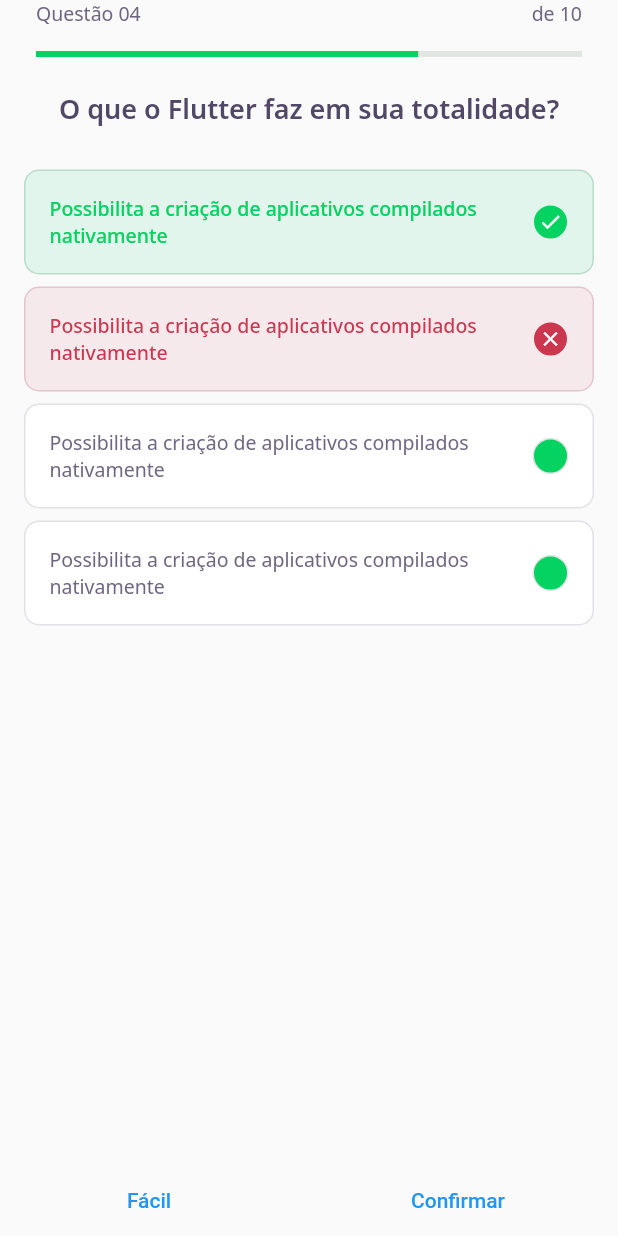
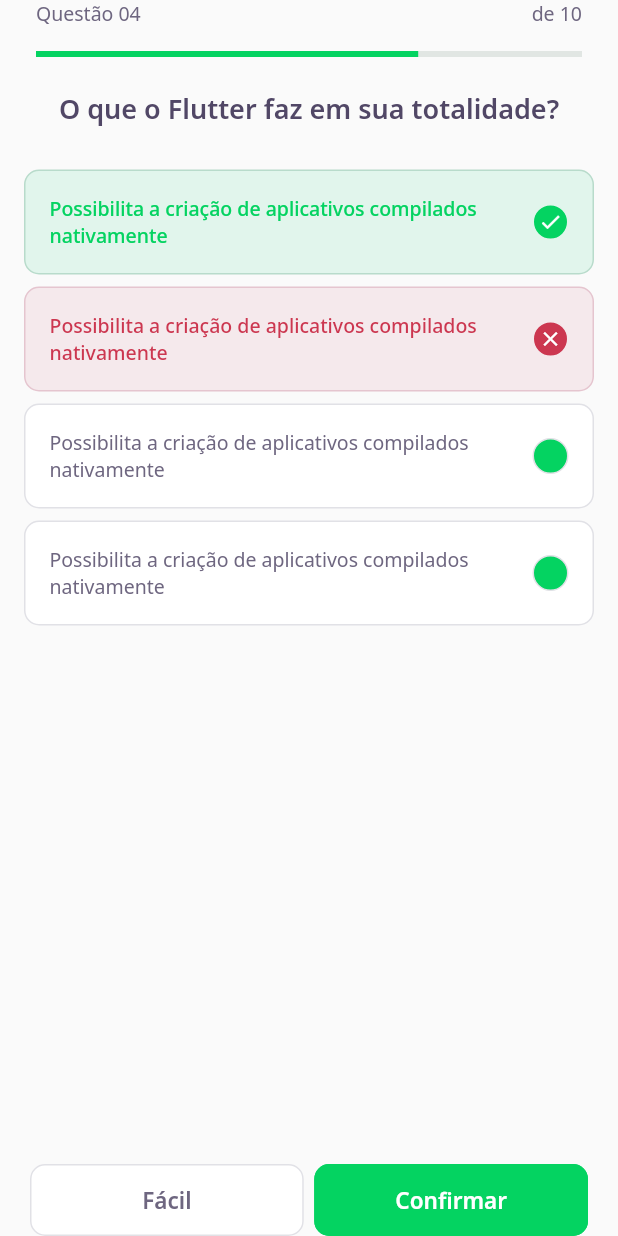
Before and after one commit to otaviohenrique1/nlw05, a Flutter app: the screen it shows after launch, on a phone screen of 412 x 824 dp. Run offline on Flutter 3.47's test engine with Material 2 defaults, Android fonts, the phone set to English and light mode, and no system bars; our stand-ins replace google_fonts; accounts and stored records are empty.

Commit message:
Commit 10 dos arquivos

```diff
--- a/devquiz/lib/challenge/challenge_page.dart
+++ b/devquiz/lib/challenge/challenge_page.dart
@@ -24,12 +24,28 @@
       ),
       bottomNavigationBar: SafeArea(
         bottom: true,
-        child: Row(
-          mainAxisAlignment: MainAxisAlignment.spaceAround,
-          children: [
-            NextButtonWidget(label: "Fácil"),
-            NextButtonWidget(label: "Confirmar"),
-          ],
+        child: Padding(
+          padding: const EdgeInsets.symmetric(
+            horizontal: 20,
+          ),
+          child: Row(
+            mainAxisAlignment: MainAxisAlignment.spaceAround,
+            children: [
+              Expanded(
+                child: NextButtonWidget.white(
+                  label: "Fácil",
+                ),
+              ),
+              SizedBox(
+                width: 7,
+              ),
+              Expanded(
+                child: NextButtonWidget.green(
+                  label: "Confirmar",
+                ),
+              ),
+            ],
+          ),
         ),
       ),
     );
--- a/devquiz/lib/challenge/widgets/next_button/next_button_widget.dart
+++ b/devquiz/lib/challenge/widgets/next_button/next_button_widget.dart
@@ -1,20 +1,63 @@
 import 'package:devquiz/core/app_colors.dart';
-import 'package:devquiz/core/app_text_styles.dart';
 import 'package:flutter/material.dart';
+import 'package:google_fonts/google_fonts.dart';
 
 class NextButtonWidget extends StatelessWidget {
   final String label;
+  final Color backgroundColor;
+  final Color fontColor;
+  final Color borderColor;
 
   NextButtonWidget({
     Key? key,
     required this.label,
+    required this.backgroundColor,
+    required this.fontColor,
+    required this.borderColor,
   }) : super(key: key);
+
+  NextButtonWidget.green({required String label})
+      : this.backgroundColor = AppColors.darkGreen,
+        this.fontColor = AppColors.white,
+        this.borderColor = AppColors.darkGreen,
+        this.label = label;
+
+  NextButtonWidget.white({required String label})
+      : this.backgroundColor = AppColors.white,
+        this.fontColor = AppColors.grey,
+        this.borderColor = AppColors.border,
+        this.label = label;
 
   @override
   Widget build(BuildContext context) {
-    return TextButton(
-      child: Text(label),
-      onPressed: () {},
+    return Container(
+      height: 48,
+      child: TextButton(
+        style: ButtonStyle(
+            overlayColor: MaterialStateProperty.all(
+              Colors.white10,
+            ),
+            backgroundColor: MaterialStateProperty.all(backgroundColor),
+            shape: MaterialStateProperty.all(
+              RoundedRectangleBorder(
+                borderRadius: (BorderRadius.circular(10)),
+              ),
+            ),
+            side: MaterialStateProperty.all(
+              BorderSide(
+                color: borderColor,
+              ),
+            )),
+        child: Text(
+          label,
+          style: GoogleFonts.notoSans(
+            fontWeight: FontWeight.w600,
+            fontSize: 15,
+            color: fontColor,
+          ),
+        ),
+        onPressed: () {},
+      ),
     );
   }
 }
--- a/devquiz/lib/main.dart
+++ b/devquiz/lib/main.dart
@@ -6,5 +6,5 @@
 }
 
 /*
-Trilha-Flutter -> Aula04 -> Tempo Video -> 00:10:34
+Trilha-Flutter -> Aula04 -> Tempo Video -> 00:31:18
 */
```
Also changed, not shown: projeto_nlw/package.json (added, +21 -0 lines), projeto_nlw/tsconfig.json (added, +71 -0 lines), 3 other files.
